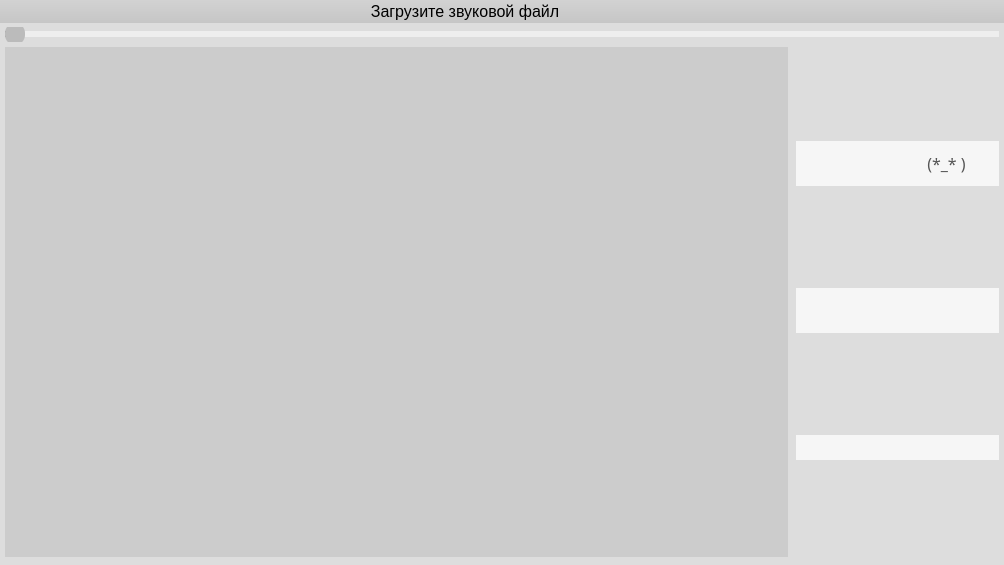
Old version of the form gui_beat.ui in the repository art1415926535/Audio-processing.
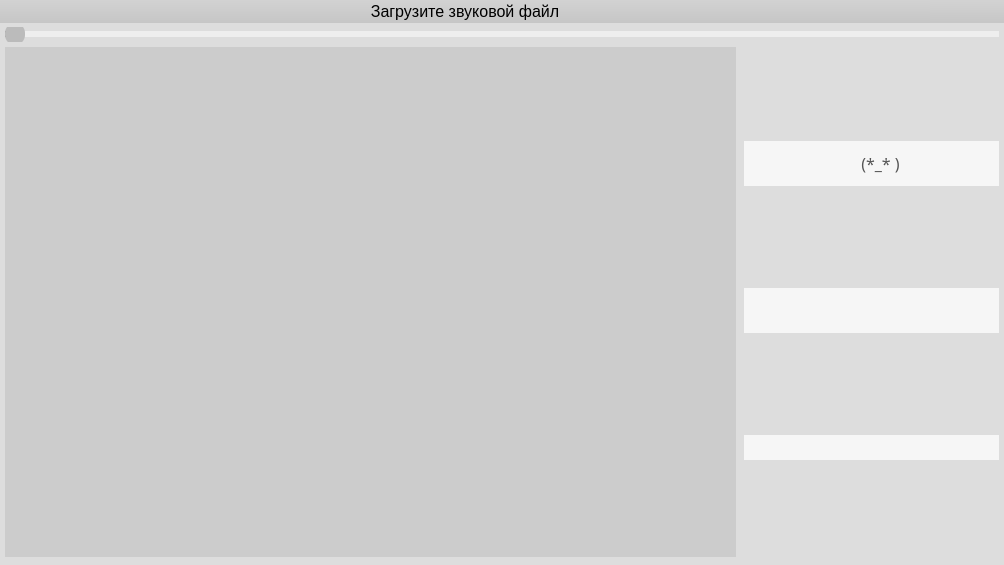
New version of the form. Icons and pictures are not drawn.

Diff of the .ui file:
```diff
--- a/gui_beat.ui
+++ b/gui_beat.ui
@@ -351,7 +351,7 @@
          <rect>
           <x>0</x>
           <y>0</y>
-          <width>775</width>
+          <width>723</width>
           <height>502</height>
          </rect>
         </property>
@@ -556,6 +556,19 @@
             </property>
            </widget>
           </item>
+          <item>
+           <spacer name="horizontalSpacer">
+            <property name="orientation">
+             <enum>Qt::Horizontal</enum>
+            </property>
+            <property name="sizeHint" stdset="0">
+             <size>
+              <width>10</width>
+              <height>20</height>
+             </size>
+            </property>
+           </spacer>
+          </item>
           <item>
            <spacer name="verticalSpacer">
             <property name="orientation">
@@ -599,6 +612,41 @@
           <property name="margin">
            <number>0</number>
           </property>
+          <item>
+           <widget class="QPushButton" name="perform_algorithm_button">
+            <property name="sizePolicy">
+             <sizepolicy hsizetype="Preferred" vsizetype="Minimum">
+              <horstretch>0</horstretch>
+              <verstretch>0</verstretch>
+             </sizepolicy>
+            </property>
+            <property name="minimumSize">
+             <size>
+              <width>46</width>
+              <height>0</height>
+             </size>
+            </property>
+            <property name="styleSheet">
+             <string notr="true">color: #555;
+height: 26px;
+border: none;
+</string>
+            </property>
+            <property name="text">
+             <string/>
+            </property>
+            <property name="icon">
+             <iconset resource="ico/material.qrc">
+              <normaloff>:/play_circle_fill_black/ic_play_circle_fill_black_48dp.png</normaloff>:/play_circle_fill_black/ic_play_circle_fill_black_48dp.png</iconset>
+            </property>
+            <property name="iconSize">
+             <size>
+              <width>30</width>
+              <height>30</height>
+             </size>
+            </property>
+           </widget>
+          </item>
           <item>
            <widget class="QPushButton" name="new_code_button">
             <property name="sizePolicy">
```
